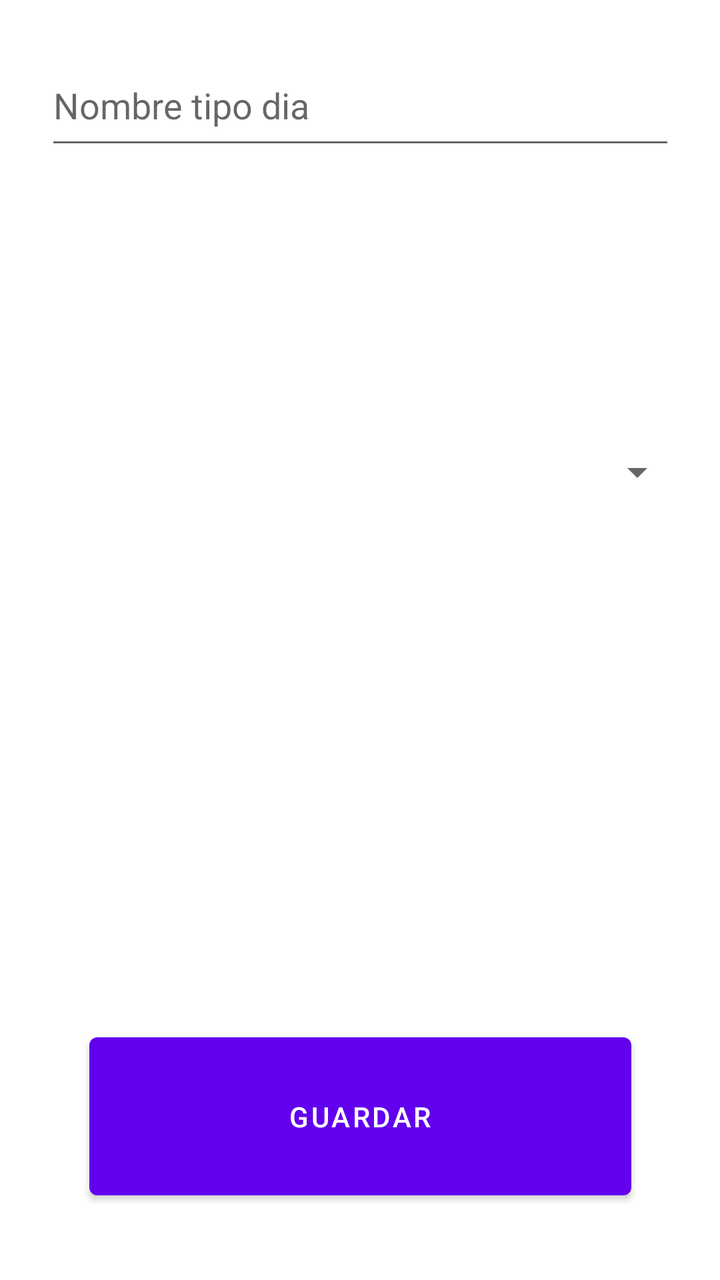
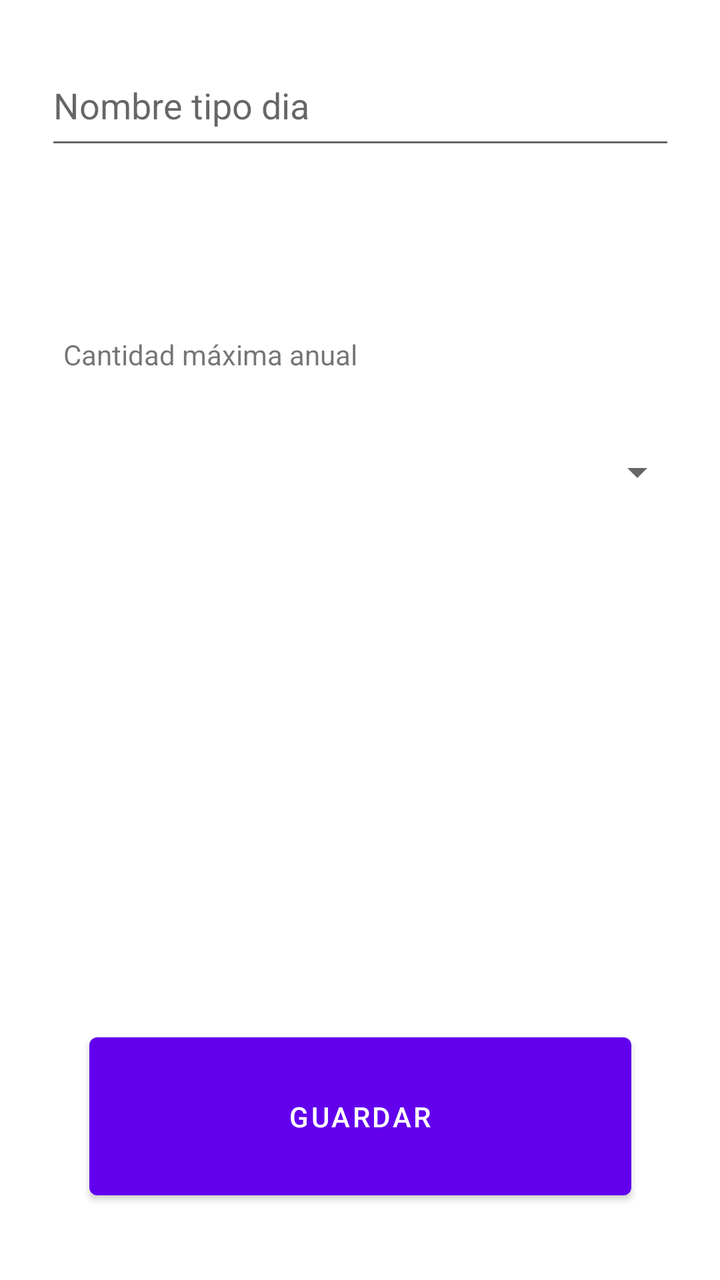

Compare the two renders of this Android layout. The source of the first and the diff that turns it into the second are given below.
<!-- AndroidManifest.xml: application theme Theme.NiUnDiaGratis -->
<!-- res/layout/fragment_add_tipo_dia.xml -->
<?xml version="1.0" encoding="utf-8"?>
<androidx.constraintlayout.widget.ConstraintLayout xmlns:android="http://schemas.android.com/apk/res/android"
    xmlns:app="http://schemas.android.com/apk/res-auto"
    xmlns:tools="http://schemas.android.com/tools"
    android:layout_width="match_parent"
    android:layout_height="match_parent"
    tools:context=".AddTipoDiaFragment">

    <EditText
        android:id="@+id/editTextNombre13"
        android:layout_width="315dp"
        android:layout_height="57dp"
        android:layout_marginBottom="136dp"
        android:hint="Nombre tipo dia"
        app:layout_constraintBottom_toTopOf="@+id/spinnerMax13"
        app:layout_constraintEnd_toEndOf="parent"
        app:layout_constraintStart_toStartOf="parent"
        app:layout_constraintTop_toTopOf="parent"
        app:layout_constraintVertical_bias="1.0" />

    <Spinner
        android:id="@+id/spinnerMax13"
        android:layout_width="325dp"
        android:layout_height="41dp"
        android:layout_marginBottom="256dp"
        app:layout_constraintBottom_toTopOf="@+id/btnGuardar13"
        app:layout_constraintEnd_toEndOf="parent"
        app:layout_constraintStart_toStartOf="parent" />

    <Button
        android:id="@+id/btnGuardar13"
        android:layout_width="271dp"
        android:layout_height="91dp"
        android:text="Guardar"
        app:layout_constraintBottom_toBottomOf="parent"
        app:layout_constraintEnd_toEndOf="parent"
        app:layout_constraintStart_toStartOf="parent"
        app:layout_constraintTop_toTopOf="parent"
        app:layout_constraintVertical_bias="0.934" />
</androidx.constraintlayout.widget.ConstraintLayout>
<!-- resources referenced by this layout -->
<resources>
  <style name="Theme.NiUnDiaGratis" parent="Theme.MaterialComponents.DayNight.DarkActionBar">
          
          <item name="colorPrimary">@color/purple_500</item>
          <item name="colorPrimaryVariant">@color/purple_700</item>
          <item name="colorOnPrimary">@color/white</item>
          
          <item name="colorSecondary">@color/teal_200</item>
          <item name="colorSecondaryVariant">@color/teal_700</item>
          <item name="colorOnSecondary">@color/black</item>
          
          <item name="android:statusBarColor">?attr/colorPrimaryVariant</item>
          
      </style>
  <color name="purple_500">#FF6200EE</color>
  <color name="purple_700">#FF3700B3</color>
  <color name="white">#FFFFFFFF</color>
  <color name="teal_200">#FF03DAC5</color>
  <color name="teal_700">#FF018786</color>
  <color name="black">#FF000000</color>
</resources>

<!-- the commit's change to res/layout/fragment_add_tipo_dia.xml (unified diff, before → after) -->
@@ -31,10 +31,22 @@
         android:id="@+id/btnGuardar13"
         android:layout_width="271dp"
         android:layout_height="91dp"
-        android:text="Guardar"
+        android:text="@string/guardar"
         app:layout_constraintBottom_toBottomOf="parent"
         app:layout_constraintEnd_toEndOf="parent"
         app:layout_constraintStart_toStartOf="parent"
         app:layout_constraintTop_toTopOf="parent"
         app:layout_constraintVertical_bias="0.934" />
+
+    <TextView
+        android:id="@+id/textView3"
+        android:layout_width="214dp"
+        android:layout_height="35dp"
+        android:text="@string/max_dias"
+        app:layout_constraintBottom_toTopOf="@+id/spinnerMax13"
+        app:layout_constraintEnd_toEndOf="parent"
+        app:layout_constraintHorizontal_bias="0.218"
+        app:layout_constraintStart_toStartOf="parent"
+        app:layout_constraintTop_toBottomOf="@+id/editTextNombre13"
+        app:layout_constraintVertical_bias="0.871" />
 </androidx.constraintlayout.widget.ConstraintLayout>
<!-- resource entries referenced after the edit -->
@@ -1,5 +1,7 @@
 <!-- resources referenced by this layout -->
 <resources>
+  <string name="guardar">Guardar</string>
+  <string name="max_dias">Cantidad máxima anual</string>
   <style name="Theme.NiUnDiaGratis" parent="Theme.MaterialComponents.DayNight.DarkActionBar">
           
           <item name="colorPrimary">@color/purple_500</item>
